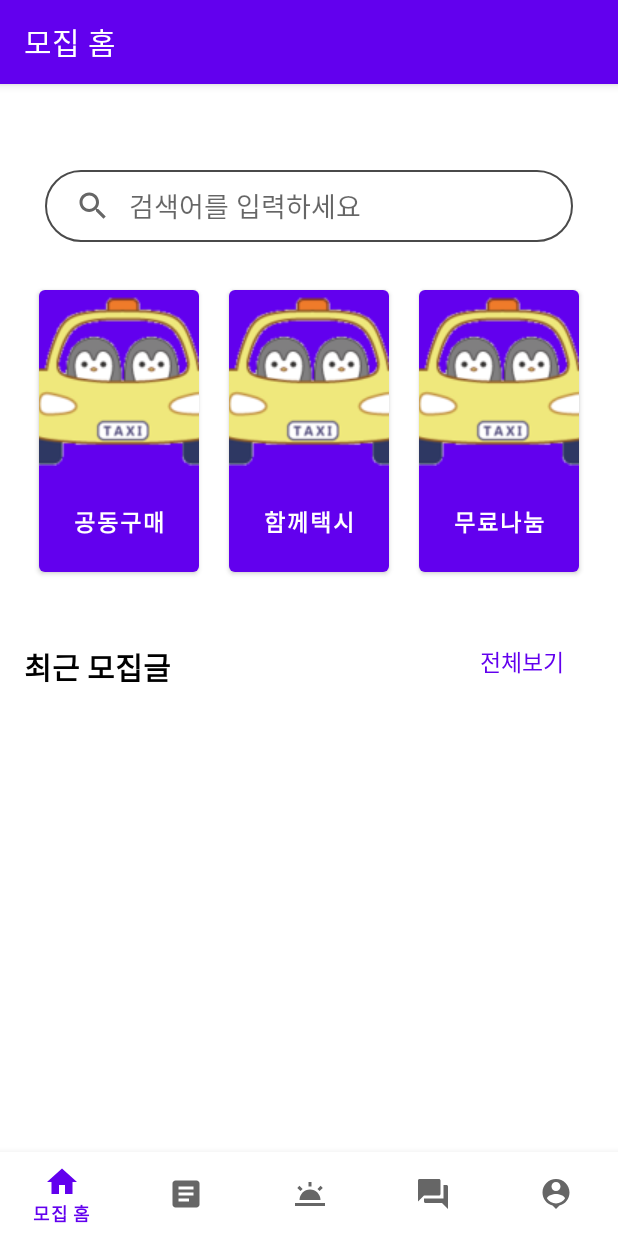
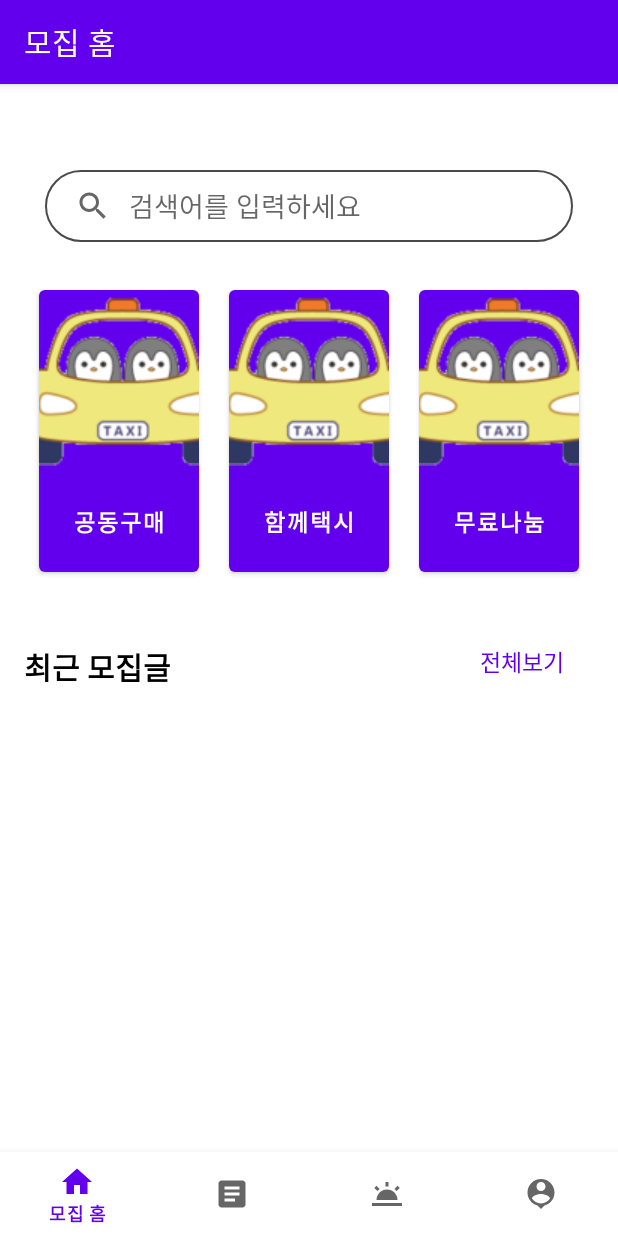
Before and after one commit to yeonaKimm/capstone_, an Android app: the screen it shows after launch (MainActivity), on a phone screen of 412 x 824 dp. Run offline under Robolectric (Android 15) with nearby library versions, the phone set to English and light mode, and no system bars; our stand-ins replace navigation-ui.

Commit message:
채팅 기능 삭제

```diff
--- a/app/src/main/java/com/example/myapplication/MainActivity.java
+++ b/app/src/main/java/com/example/myapplication/MainActivity.java
@@ -27,7 +27,7 @@ public class MainActivity extends AppCompatActivity {
         // Passing each menu ID as a set of Ids because each
         // menu should be considered as top level destinations.
         AppBarConfiguration appBarConfiguration = new AppBarConfiguration.Builder(
-                R.id.navigation_recruit, R.id.navigation_board , R.id.navigation_safety, R.id.navigation_chat, R.id.navigation_mypage)
+                R.id.navigation_recruit, R.id.navigation_board , R.id.navigation_safety, R.id.navigation_mypage)
                 .build();
         NavController navController = Navigation.findNavController(this, R.id.nav_host_fragment_activity_main);
         NavigationUI.setupActionBarWithNavController(this, navController, appBarConfiguration);
--- a/app/src/main/res/menu/bottom_nav_menu.xml
+++ b/app/src/main/res/menu/bottom_nav_menu.xml
@@ -17,11 +17,6 @@
         android:title="@string/title_safety" />
 
     <item
-        android:id="@+id/navigation_chat"
-        android:icon="@drawable/ic_chat"
-        android:title="@string/title_chat" />
-
-    <item
         android:id="@+id/navigation_mypage"
         android:icon="@drawable/ic_mypage"
         android:title="@string/title_mypage" />
```
Also changed, not shown: app/src/main/java/com/example/myapplication/ui/chat/ChatFragment.java (deleted, +0 -66 lines), app/src/main/java/com/example/myapplication/ui/chat/ChatViewModel.java (deleted, +0 -7 lines).
